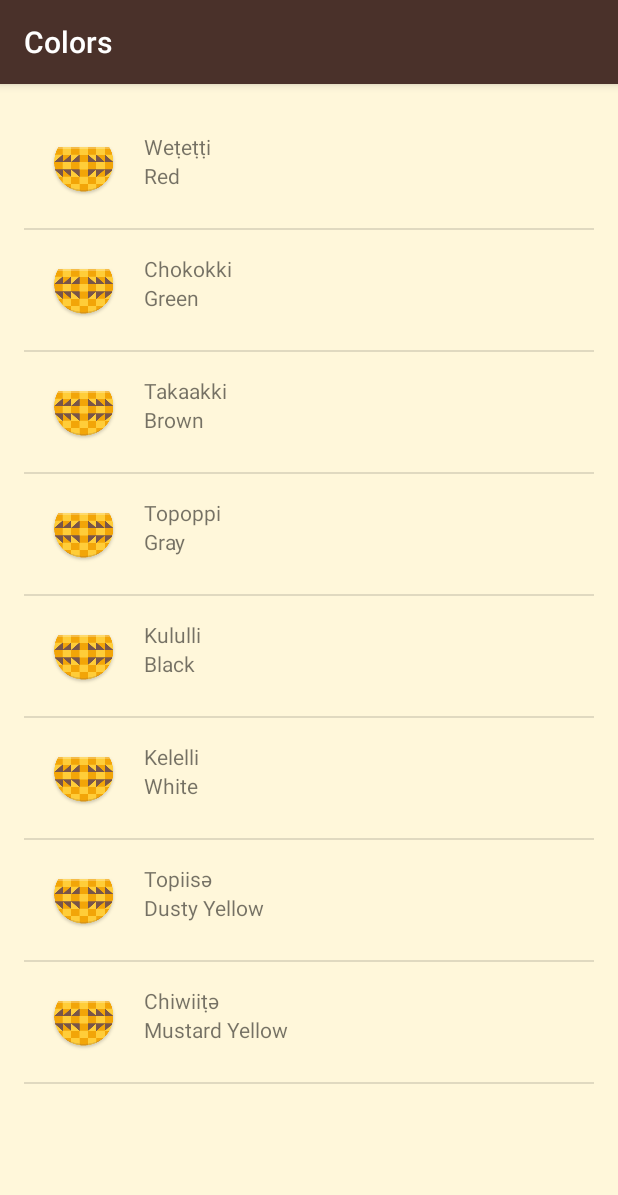
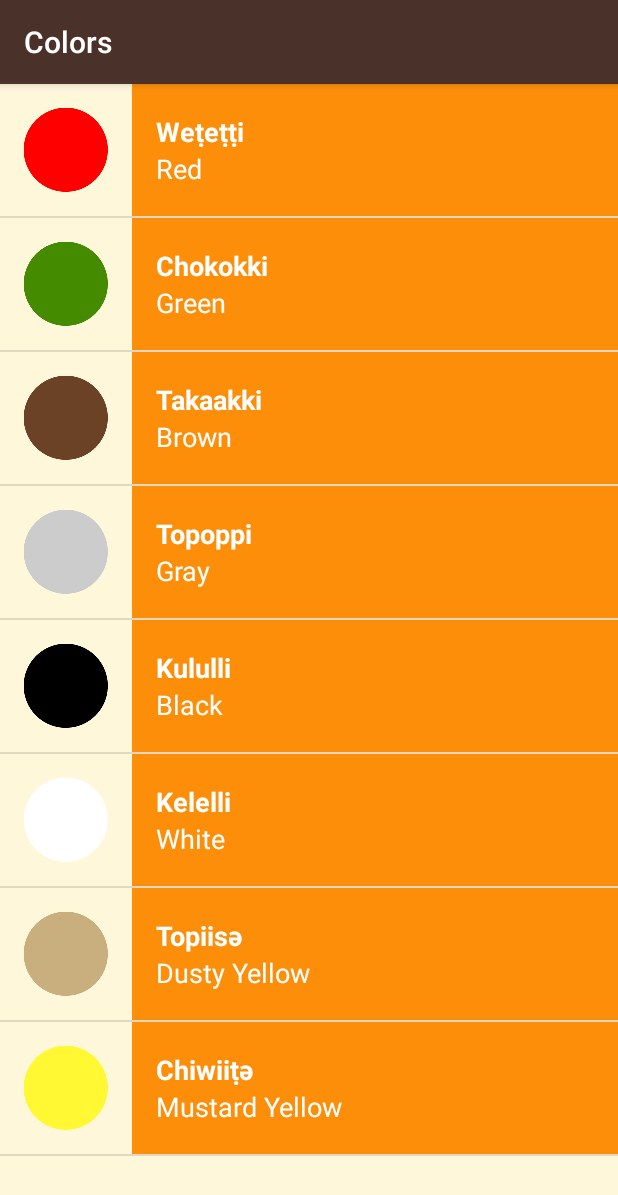
Before and after one commit to glnosg/Miwok, an Android app: the ColorsActivity screen opened directly, with no data from a screen before it, on a phone screen of 412 x 824 dp. Shown: the top 1195 px of the screen. Run offline under Robolectric (Android 15) with nearby library versions, the phone set to English and light mode, and no system bars.

Commit message:
Add changes in wordAdapter and some visual polish

```diff
--- a/app/src/main/java/com/example/android/miwok/Word.java
+++ b/app/src/main/java/com/example/android/miwok/Word.java
@@ -9,7 +9,9 @@ public class Word {
 
     private String mDefaultTranslation;
     private String mMiwokTranslation;
-    private int mImgSrcID;
+    private int mImgSrcID = NO_IMAGE_PROVIDED;
+
+    private static final int NO_IMAGE_PROVIDED = -1;
 
     public Word(String defaultTranslation, String miwokTranslation) {
         mDefaultTranslation = defaultTranslation;
@@ -33,4 +35,8 @@ public class Word {
     public int getImgSrcID() {
         return mImgSrcID;
     }
+
+    public boolean hasImage() {
+        return mImgSrcID != NO_IMAGE_PROVIDED;
+    }
 }
--- a/app/src/main/java/com/example/android/miwok/WordAdapter.java
+++ b/app/src/main/java/com/example/android/miwok/WordAdapter.java
@@ -41,6 +41,14 @@ public class WordAdapter extends ArrayAdapter {
         TextView miwokTranslation = (TextView) myView.findViewById(R.id.list_item_text_top);
         miwokTranslation.setText(currentWord.getMiwokTranslation());
 
+        ImageView itemImage = (ImageView) myView.findViewById(R.id.item_image);
+        if (currentWord.hasImage()) {
+            itemImage.setImageResource(currentWord.getImgSrcID());
+        }
+        else {
+            itemImage.setVisibility(View.GONE);
+        }
+
         return myView;
     }
 }
--- a/app/src/main/res/layout/list_item.xml
+++ b/app/src/main/res/layout/list_item.xml
@@ -6,16 +6,19 @@
     android:orientation="horizontal"
     android:layout_width="match_parent"
     android:layout_height="wrap_content"
-    android:padding="16dp">
+    android:minHeight="@dimen/list_item_height"
+    android:background="@color/category_numbers">
 
     <ImageView
-        android:id="@+id/image"
+        android:id="@+id/item_image"
         android:layout_width="wrap_content"
         android:layout_height="wrap_content"
-        android:src="@mipmap/ic_launcher"/>
+        android:src="@drawable/number_one"
+        android:background="@color/tan_background"/>
 
     <LinearLayout
         android:orientation="vertical"
+        android:layout_gravity="center_vertical"
         android:layout_width="match_parent"
         android:layout_height="wrap_content"
         android:paddingLeft="16dp">
@@ -24,13 +27,15 @@
             tools:text="Miwok"
             android:id="@+id/list_item_text_top"
             android:layout_width="match_parent"
-            android:layout_height="wrap_content" />
+            android:layout_height="wrap_content"
+            style="@style/TopTextStyle"/>
 
         <TextView
             tools:text="English"
             android:id="@+id/list_item_text_bottom"
             android:layout_width="match_parent"
-            android:layout_height="wrap_content" />
+            android:layout_height="wrap_content"
+            style="@style/BottomTextStyle"/>
 
     </LinearLayout>
 
--- a/app/src/main/res/layout/words_list.xml
+++ b/app/src/main/res/layout/words_list.xml
@@ -5,10 +5,6 @@
     android:background="@color/tan_background"
     android:orientation="vertical"
     android:id="@+id/list"
-    android:paddingBottom="@dimen/activity_vertical_margin"
-    android:paddingLeft="@dimen/activity_horizontal_margin"
-    android:paddingRight="@dimen/activity_horizontal_margin"
-    android:paddingTop="@dimen/activity_vertical_margin"
     tools:context="com.example.android.miwok.NumbersActivity">
 
 </ListView>
--- a/app/src/main/res/values/styles.xml
+++ b/app/src/main/res/values/styles.xml
@@ -30,4 +30,21 @@
         <item name="android:textStyle">bold</item>
         <item name="android:textAppearance">?android:textAppearanceMedium</item>
     </style>
+
+    <style name="TopTextStyle">
+        <item name="android:layout_width">match_parent</item>
+        <item name="android:layout_height">@dimen/list_item_height</item>
+        <item name="android:gravity">center_vertical</item>
+        <item name="android:textColor">@android:color/white</item>
+        <item name="android:textStyle">bold</item>
+        <item name="android:textAppearance">?android:textAppearanceMedium</item>
+    </style>
+
+    <style name="BottomTextStyle">
+        <item name="android:layout_width">match_parent</item>
+        <item name="android:layout_height">@dimen/list_item_height</item>
+        <item name="android:gravity">center_vertical</item>
+        <item name="android:textColor">@android:color/white</item>
+        <item name="android:textAppearance">?android:textAppearanceMedium</item>
+    </style>
 </resources>
```
Also changed, not shown: app/src/main/res/values-w820dp/dimens.xml (deleted, +0 -20 lines), app/src/main/res/values/dimens.xml (+1 -17 lines).
